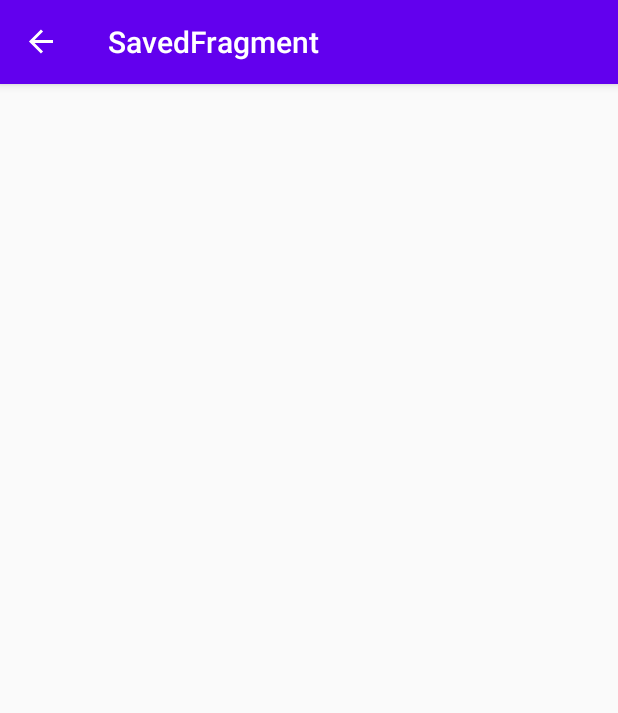
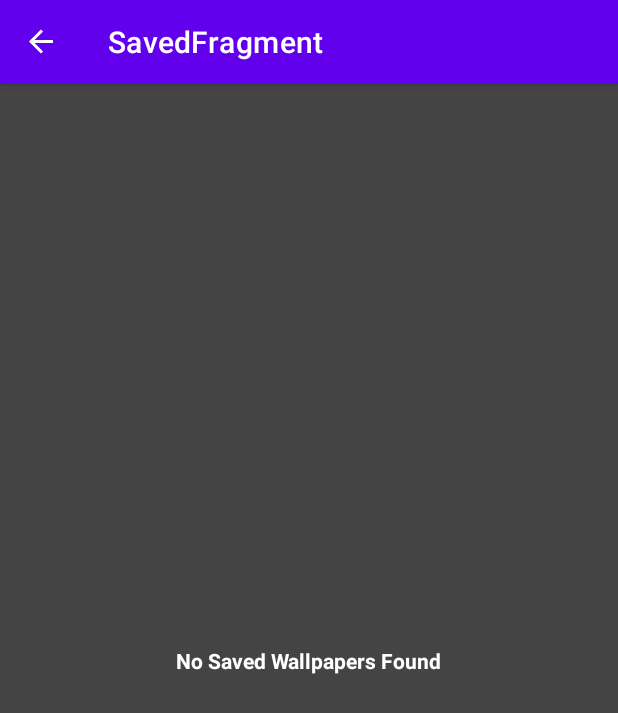
Before and after one commit to aditya-bhawsar/Unsplash_Wallpapers_App, an Android app: the SavedFragment screen opened through its navigation route, on a phone screen of 412 x 824 dp. Shown: the top 713 px of the screen. Run offline under Robolectric (Android 15) with nearby library versions, the phone set to English and light mode, and no system bars; our stand-ins replace Dagger/Hilt's generated code, navigation-ui.

```diff
--- a/app/build.gradle
+++ b/app/build.gradle
@@ -73,6 +73,7 @@ dependencies {
     implementation "androidx.paging:paging-runtime:$pagingVersion"
 
     // Room
+    implementation "androidx.room:room-ktx:$roomVersion"
     implementation "androidx.room:room-runtime:$roomVersion"
     kapt "androidx.room:room-compiler:$roomVersion"
 
--- a/app/src/main/java/com/aditya/unsplashwallpapers/api/UnsplashApi.kt
+++ b/app/src/main/java/com/aditya/unsplashwallpapers/api/UnsplashApi.kt
@@ -1,6 +1,9 @@
 package com.aditya.unsplashwallpapers.api
 
 import com.aditya.unsplashwallpapers.BuildConfig
+import com.aditya.unsplashwallpapers.model.PhotoEntity
+import com.aditya.unsplashwallpapers.util.UnSplashResponse
+import retrofit2.Response
 import retrofit2.http.GET
 import retrofit2.http.Headers
 import retrofit2.http.Query
--- a/app/src/main/java/com/aditya/unsplashwallpapers/di/AppModule.kt
+++ b/app/src/main/java/com/aditya/unsplashwallpapers/di/AppModule.kt
@@ -33,7 +33,7 @@ object AppModule {
     @Provides
     @Singleton
     fun provideDatabase(@ApplicationContext context: Context)
-            = Room.databaseBuilder(context, PhotoDatabase::class.java, "db_photo").build()
+            = Room.databaseBuilder(context, PhotoDatabase::class.java, "db_photo").allowMainThreadQueries().build()
 
     @Singleton
     @Provides
--- a/app/src/main/java/com/aditya/unsplashwallpapers/model/PhotoDatabase.kt
+++ b/app/src/main/java/com/aditya/unsplashwallpapers/model/PhotoDatabase.kt
@@ -3,7 +3,7 @@ package com.aditya.unsplashwallpapers.model
 import androidx.room.Database
 import androidx.room.RoomDatabase
 
-@Database(entities = [PhotoEntity::class],version = 1)
+@Database(entities = [PhotoEntity::class],version = 1,exportSchema = false)
 abstract class PhotoDatabase: RoomDatabase() {
 
     abstract fun getPhotoDao(): PhotoDao
--- a/app/src/main/java/com/aditya/unsplashwallpapers/ui/activity/MainActivity.kt
+++ b/app/src/main/java/com/aditya/unsplashwallpapers/ui/activity/MainActivity.kt
@@ -12,6 +12,8 @@ import dagger.hilt.android.AndroidEntryPoint
 class MainActivity : AppCompatActivity() {
 
     override fun onCreate(savedInstanceState: Bundle?) {
+        Thread.sleep(500)
+        setTheme(R.style.AppTheme)
         super.onCreate(savedInstanceState)
         setContentView(R.layout.activity_main)
 
--- a/app/src/main/java/com/aditya/unsplashwallpapers/ui/fragment/SavedFragment.kt
+++ b/app/src/main/java/com/aditya/unsplashwallpapers/ui/fragment/SavedFragment.kt
@@ -12,4 +12,5 @@ class SavedFragment: Fragment(R.layout.saved_fragment) {
     override fun onViewCreated(view: View, savedInstanceState: Bundle?) {
         super.onViewCreated(view, savedInstanceState)
     }
+
 }
--- /dev/null
+++ b/app/src/main/java/com/aditya/unsplashwallpapers/util/UnSplashResponse.kt
@@ -0,0 +1,6 @@
+package com.aditya.unsplashwallpapers.util
+
+import com.aditya.unsplashwallpapers.model.PhotoEntity
+
+data class UnSplashResponse (val results:List<PhotoEntity>){
+}
--- a/app/src/main/res/layout/saved_fragment.xml
+++ b/app/src/main/res/layout/saved_fragment.xml
@@ -1,6 +1,28 @@
 <?xml version="1.0" encoding="utf-8"?>
-<androidx.constraintlayout.widget.ConstraintLayout
-    xmlns:android="http://schemas.android.com/apk/res/android" android:layout_width="match_parent"
-    android:layout_height="match_parent">
+<androidx.constraintlayout.widget.ConstraintLayout xmlns:android="http://schemas.android.com/apk/res/android"
+    android:layout_width="match_parent"
+    android:layout_height="match_parent"
+    android:background="@color/colorBackground"
+    xmlns:app="http://schemas.android.com/apk/res-auto">
+
+    <androidx.recyclerview.widget.RecyclerView
+        android:layout_width="match_parent"
+        android:id="@+id/list_rv"
+        app:layoutManager="androidx.recyclerview.widget.LinearLayoutManager"
+        android:visibility="gone"
+        android:layout_height="match_parent"/>
+
+    <com.google.android.material.textview.MaterialTextView
+        android:layout_width="wrap_content"
+        app:layout_constraintBottom_toBottomOf="parent"
+        app:layout_constraintTop_toTopOf="parent"
+        app:layout_constraintStart_toStartOf="parent"
+        app:layout_constraintEnd_toEndOf="parent"
+        android:id="@+id/error_tv"
+        android:text="@string/no_saved_wallpapers_found"
+        android:textStyle="bold"
+        android:textColor="@android:color/white"
+        android:layout_height="wrap_content"
+        />
 
 </androidx.constraintlayout.widget.ConstraintLayout>
--- a/app/src/main/res/values/colors.xml
+++ b/app/src/main/res/values/colors.xml
@@ -3,4 +3,5 @@
     <color name="colorPrimary">#6200EE</color>
     <color name="colorPrimaryDark">#3700B3</color>
     <color name="colorAccent">#03DAC5</color>
+    <color name="colorBackground">#444444</color>
 </resources>
--- a/app/src/main/res/values/strings.xml
+++ b/app/src/main/res/values/strings.xml
@@ -1,3 +1,4 @@
 <resources>
     <string name="app_name">Unsplash Wallpapers</string>
+    <string name="no_saved_wallpapers_found">No Saved Wallpapers Found</string>
 </resources>
--- a/app/src/main/res/values/styles.xml
+++ b/app/src/main/res/values/styles.xml
@@ -1,10 +1,13 @@
 <resources>
     <!-- Base application theme. -->
-    <style name="AppTheme" parent="Theme.AppCompat.Light.DarkActionBar">
-        <!-- Customize your theme here. -->
+    <style name="AppTheme" parent="Theme.MaterialComponents.DayNight.DarkActionBar">
         <item name="colorPrimary">@color/colorPrimary</item>
         <item name="colorPrimaryDark">@color/colorPrimaryDark</item>
         <item name="colorAccent">@color/colorAccent</item>
     </style>
 
+    <style name="AppTheme.Launcher" parent="AppTheme">
+        <item name="android:windowNoTitle">true</item>
+    </style>
+
 </resources>
```
Also changed, not shown: app/src/main/AndroidManifest.xml (+5 -4 lines), app/src/main/java/com/aditya/unsplashwallpapers/repository/ApplicationRepo.kt (+10 -3 lines), app/src/main/java/com/aditya/unsplashwallpapers/util/UnsplashPagingSource.kt (added, +34 -0 lines), app/src/main/res/drawable/splash_screen.xml (added, +10 -0 lines), app/src/main/res/layout/main_fragment.xml (+10 -2 lines).
